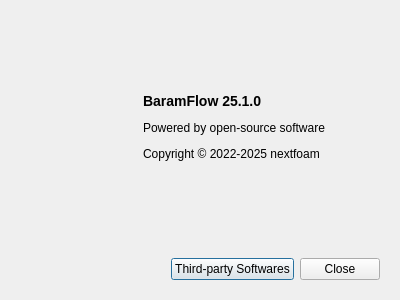
Before: the Qt Designer form baramFlow/view/main_window/menu/help/about_dialog.ui in nextfoam/baram, drawn with Qt 5.
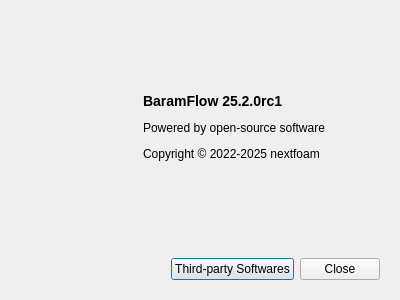
After: the same form once the commit is applied.

```diff
--- a/baramFlow/view/main_window/menu/help/about_dialog.ui
+++ b/baramFlow/view/main_window/menu/help/about_dialog.ui
@@ -90,7 +90,7 @@
          </sizepolicy>
         </property>
         <property name="text">
-         <string>&lt;p&gt;&lt;b&gt;&lt;font size=&quot;4&quot;&gt;BaramFlow 25.1.0&lt;/font&gt;&lt;/b&gt;&lt;/p&gt;
+         <string>&lt;p&gt;&lt;b&gt;&lt;font size=&quot;4&quot;&gt;BaramFlow 25.2.0rc1&lt;/font&gt;&lt;/b&gt;&lt;/p&gt;
 
 &lt;p&gt;Powered by open-source software&lt;/p&gt;
 
```
